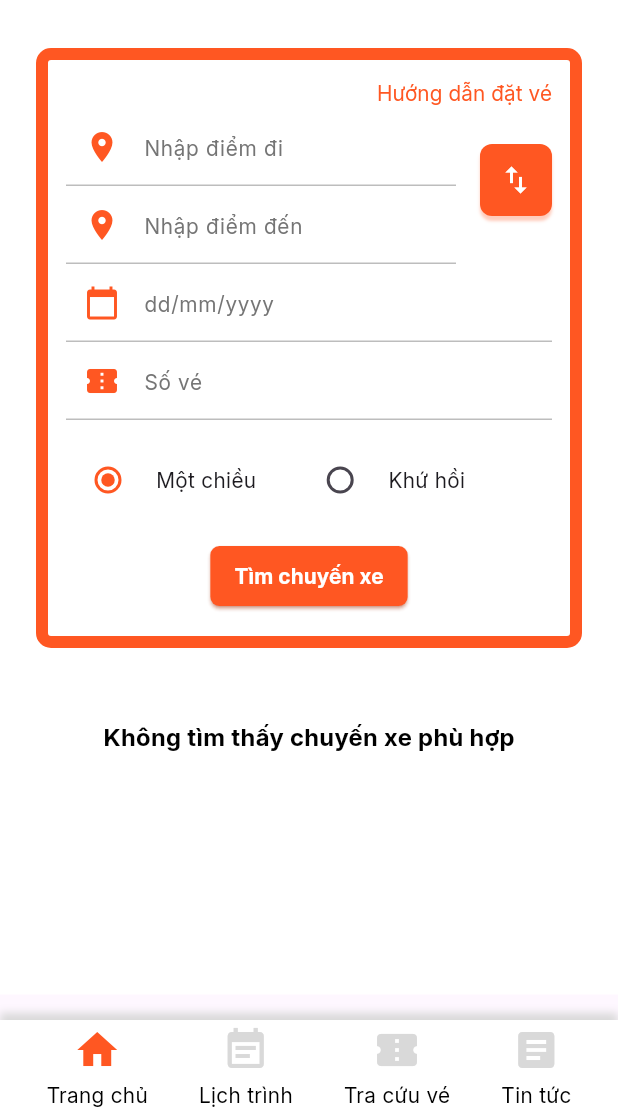
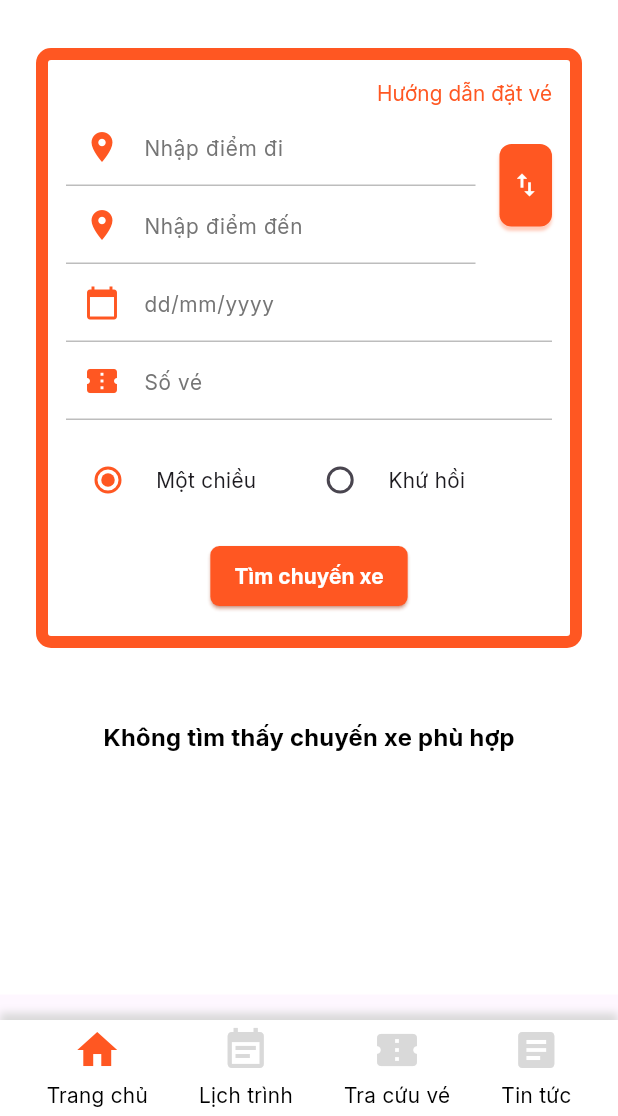
Before and after one commit to BaoNguyen20040407/MobileNC_AppBanVeXe_Web, a Flutter app: the HomePage screen opened directly, after a tap on "Tìm chuyến xe", on a phone screen of 412 x 824 dp, the part 120-1236 px from its top. Run offline on Flutter 3.47's test engine with Material 3 defaults, Android fonts, the phone set to English and light mode, and no system bars; our stand-ins replace image_picker, shared_preferences; accounts and stored records are empty.

Commit message:
Bảo - Chỉnh nút Đổi chiều điểm đi - điểm đến

```diff
--- a/lib/view/main/homepage.dart
+++ b/lib/view/main/homepage.dart
@@ -437,11 +437,13 @@ class _RouteSearchCardState extends State<RouteSearchCard> {
                 // Khoảng cách giữa 2 cột
                 const SizedBox(width: 16),
 
-                // Cột chứa nút đảo
                 Column(
                   children: [
                     const SizedBox(height: 24),
-                    Container(
+                    SizedBox(
+                      width: 35,
+                      height: 55,
+                      child: Container(
                         decoration: BoxDecoration(
                           color: AppColors.mainOrange,
                           borderRadius: BorderRadius.circular(8),
@@ -454,7 +456,7 @@ class _RouteSearchCardState extends State<RouteSearchCard> {
                           ],
                         ),
                         child: IconButton(
-                        icon: const Icon(Icons.swap_vert, color: Colors.white),
+                          icon: const Icon(Icons.swap_vert, color: Colors.white, size: 20),
                           onPressed: () {
                             final temp = widget.diemDiController.text;
                             widget.diemDiController.text = widget.diemDenController.text;
@@ -464,8 +466,9 @@ class _RouteSearchCardState extends State<RouteSearchCard> {
                           splashColor: Colors.transparent,
                           highlightColor: Colors.transparent,
                           hoverColor: Colors.transparent,
-                        padding: const EdgeInsets.all(10),
-                        constraints: const BoxConstraints(minWidth: 40, minHeight: 40),
+                          padding: EdgeInsets.zero,
+                          constraints: const BoxConstraints(),
+                        ),
                       ),
                     ),
                   ],
```
Also changed, not shown: lib/view/schedule/schedule_screen.dart (+6 -2 lines). Lines whose indentation alone changed are shown as unchanged.
